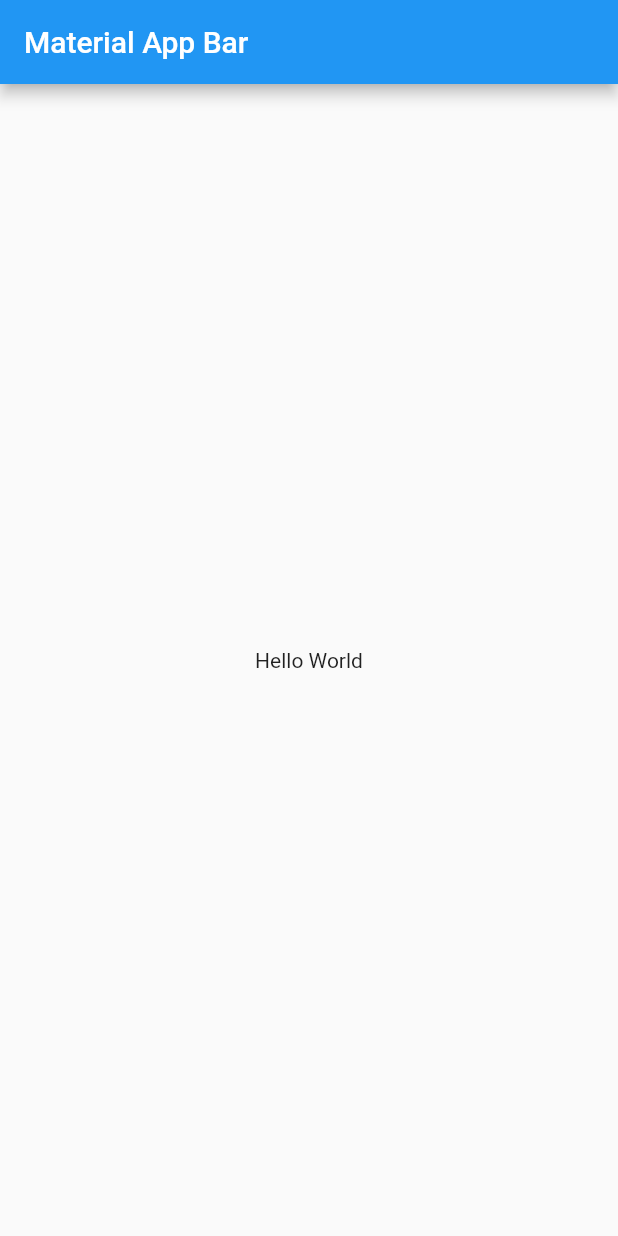
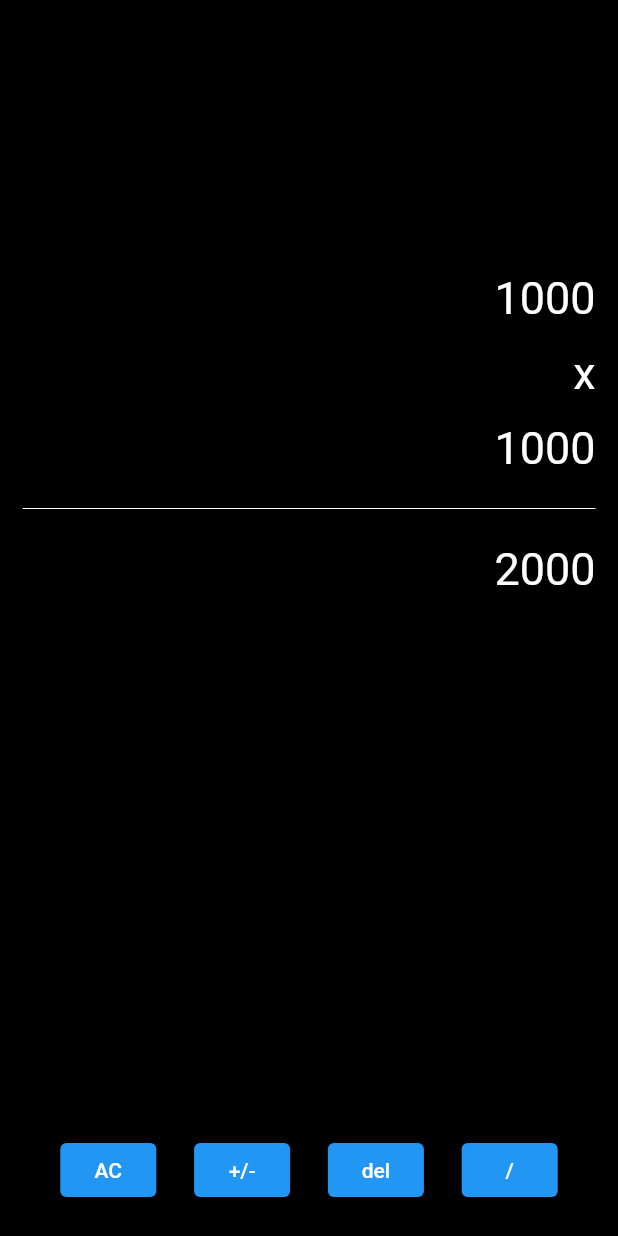
Before and after one commit to noemk2/calculadora_flutter, a Flutter app: the screen it shows after launch, on a phone screen of 412 x 824 dp. Run offline on Flutter 3.47's test engine with Material 2 defaults, Android fonts, the light colour scheme and no system bars.

Commit message:
final prototipo

```diff
--- a/lib/main.dart
+++ b/lib/main.dart
@@ -1,4 +1,5 @@
 import 'package:flutter/material.dart';
+import 'package:flutter_calculadora/screens/calculadora_screen.dart';
 
 void main() => runApp(MyApp());
 
@@ -6,17 +7,8 @@ class MyApp extends StatelessWidget {
   @override
   Widget build(BuildContext context) {
     return MaterialApp(
-      title: 'Material App',
-      home: Scaffold(
-        appBar: AppBar(
-          title: Text('Material App Bar'),
-        ),
-        body: Center(
-          child: Container(
-            child: Text('Hello World'),
-          ),
-        ),
-      ),
-    );
+        debugShowCheckedModeBanner: false,
+        title: 'Material App',
+        home: CalculatorScreen());
   }
 }
--- /dev/null
+++ b/lib/screens/calculadora_screen.dart
@@ -0,0 +1,116 @@
+import 'package:flutter/material.dart';
+
+class CalculatorScreen extends StatelessWidget {
+  @override
+  Widget build(BuildContext context) {
+    return Scaffold(
+      //key: scaffoldKey,
+      backgroundColor: Colors.black,
+      body: SafeArea(
+        child: Align(
+          alignment: Alignment(1, 0),
+          child: Padding(
+            padding: EdgeInsets.fromLTRB(15, 0, 15, 0),
+            child: Column(
+              mainAxisSize: MainAxisSize.max,
+              mainAxisAlignment: MainAxisAlignment.start,
+              crossAxisAlignment: CrossAxisAlignment.center,
+              children: [
+                Expanded(
+                  flex: 1,
+                  child: Align(
+                    alignment: Alignment(1, 0),
+                    child: Column(
+                      mainAxisSize: MainAxisSize.max,
+                      mainAxisAlignment: MainAxisAlignment.end,
+                      crossAxisAlignment: CrossAxisAlignment.end,
+                      children: [
+                        Padding(
+                          padding: EdgeInsets.fromLTRB(0, 0, 0, 15),
+                          child: Text(
+                            '1000',
+                            style: TextStyle(fontSize: 30, color: Colors.white),
+                          ),
+                        ),
+                        Padding(
+                          padding: EdgeInsets.fromLTRB(0, 0, 0, 15),
+                          child: Text(
+                            'x',
+                            style: TextStyle(fontSize: 30, color: Colors.white),
+                          ),
+                        ),
+                        Padding(
+                          padding: EdgeInsets.fromLTRB(0, 0, 0, 15),
+                          child: Text(
+                            '1000',
+                            style: TextStyle(fontSize: 30, color: Colors.white),
+                          ),
+                        ),
+                        Divider(
+                          color: Colors.white,
+                        ),
+                        Padding(
+                          padding: EdgeInsets.fromLTRB(0, 15, 0, 15),
+                          child: Text(
+                            '2000',
+                            style: TextStyle(fontSize: 30, color: Colors.white),
+                          ),
+                        )
+                      ],
+                    ),
+                  ),
+                ),
+                Expanded(
+                  child: Align(
+                    alignment: Alignment(0, 0),
+                    child: Column(
+                      mainAxisSize: MainAxisSize.max,
+                      mainAxisAlignment: MainAxisAlignment.end,
+                      crossAxisAlignment: CrossAxisAlignment.center,
+                      children: [
+                        Padding(
+                          padding: EdgeInsets.fromLTRB(0, 0, 0, 20),
+                          child: Row(
+                            mainAxisSize: MainAxisSize.max,
+                            mainAxisAlignment: MainAxisAlignment.spaceEvenly,
+                            crossAxisAlignment: CrossAxisAlignment.start,
+                            children: [
+                              ElevatedButton(
+                                onPressed: () {
+                                  print('Button pressed ...');
+                                },
+                                child: Text('AC'),
+                              ),
+                              ElevatedButton(
+                                onPressed: () {
+                                  print('Button pressed ...');
+                                },
+                                child: Text('+/-'),
+                              ),
+                              ElevatedButton(
+                                onPressed: () {
+                                  print('Button pressed ...');
+                                },
+                                child: Text('del'),
+                              ),
+                              ElevatedButton(
+                                onPressed: () {
+                                  print('Button pressed ...');
+                                },
+                                child: Text('/'),
+                              )
+                            ],
+                          ),
+                        )
+                      ],
+                    ),
+                  ),
+                )
+              ],
+            ),
+          ),
+        ),
+      ),
+    );
+  }
+}
```
Also changed, not shown: 1 other file.
